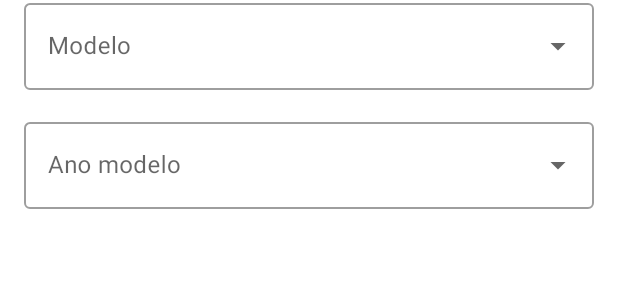
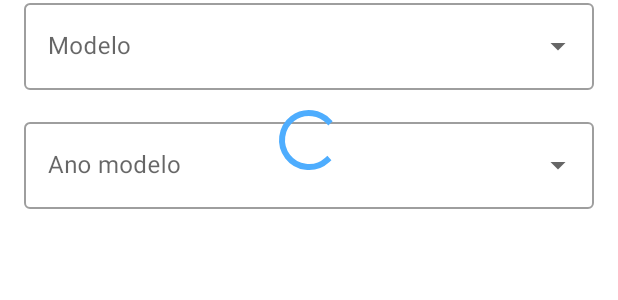
Before and after one commit to priscillasouza/advanced-fipe, an Android app: the layout fragment_consult.xml on its own in the app's theme, with its tools: preview values and no code run, on a phone screen of 412 x 824 dp. Shown: the part 478-778 px from the top of the screen. Run offline under Robolectric (Android 15) with nearby library versions, the phone set to English and light mode, and no system bars.

Commit message:
criando progress bar para aguardar o resultado da consulta

```diff
--- a/app/src/main/java/com/advancedfipe/consult/presentation/ConsultFragment.kt
+++ b/app/src/main/java/com/advancedfipe/consult/presentation/ConsultFragment.kt
@@ -18,6 +18,7 @@ import com.advancedfipe.consult.domain.model.Model
 import com.advancedfipe.consult.domain.model.ModelYear
 import com.advancedfipe.consult.viewmodel.ConsultViewModel
 import com.advancedfipe.databinding.FragmentConsultBinding
+import com.advancedfipe.extensions.show
 
 class ConsultFragment : Fragment() {
 
@@ -135,6 +136,10 @@ class ConsultFragment : Fragment() {
                     .show()
             }
         }
+
+        consultViewModel.showProgressBar.observe(viewLifecycleOwner) { showProgressBar ->
+            binding.progressBar.show(showProgressBar)
+        }
     }
 
     private fun setClickButtonConsult() {
--- a/app/src/main/java/com/advancedfipe/consult/viewmodel/ConsultViewModel.kt
+++ b/app/src/main/java/com/advancedfipe/consult/viewmodel/ConsultViewModel.kt
@@ -31,6 +31,9 @@ class ConsultViewModel : ViewModel() {
 
     private val _error: MutableLiveData<String> = MutableLiveData()
     val error: LiveData<String> = _error
+
+    private var _showProgressBar = MutableLiveData<Boolean>()
+    var showProgressBar: LiveData<Boolean> = _showProgressBar
 
     fun getBrands(type: String) {
         viewModelScope.launch(Dispatchers.IO) {
@@ -79,6 +82,7 @@ class ConsultViewModel : ViewModel() {
                     year).catch { exception ->
                     _error.postValue(exception.message)
                 }.collect {
+                    _showProgressBar.postValue(true)
                     _resultVehicle.postValue(it)
                 }
         }
--- a/app/src/main/res/layout/fragment_consult.xml
+++ b/app/src/main/res/layout/fragment_consult.xml
@@ -3,6 +3,7 @@
     xmlns:app="http://schemas.android.com/apk/res-auto"
     android:layout_width="match_parent"
     android:layout_height="match_parent"
+    xmlns:tools="http://schemas.android.com/tools"
     android:fillViewport="true">
 
     <androidx.constraintlayout.widget.ConstraintLayout
@@ -100,5 +101,17 @@
             app:layout_constraintStart_toStartOf="parent"
             app:layout_constraintTop_toBottomOf="@id/text_input_layout_year"
             app:layout_constraintVertical_bias="0.922" />
+
+        <ProgressBar
+            android:id="@+id/progressBar"
+            android:layout_width="wrap_content"
+            android:layout_height="wrap_content"
+            android:indeterminateTint="@color/primary_color"
+            android:visibility="gone"
+            app:layout_constraintStart_toStartOf="parent"
+            app:layout_constraintEnd_toEndOf="parent"
+            app:layout_constraintTop_toTopOf="parent"
+            app:layout_constraintBottom_toBottomOf="parent"
+            tools:visibility="visible" />
     </androidx.constraintlayout.widget.ConstraintLayout>
 </ScrollView>
```
Also changed, not shown: app/src/main/java/com/advancedfipe/extensions/ProgressBarExt.kt (added, +12 -0 lines).
